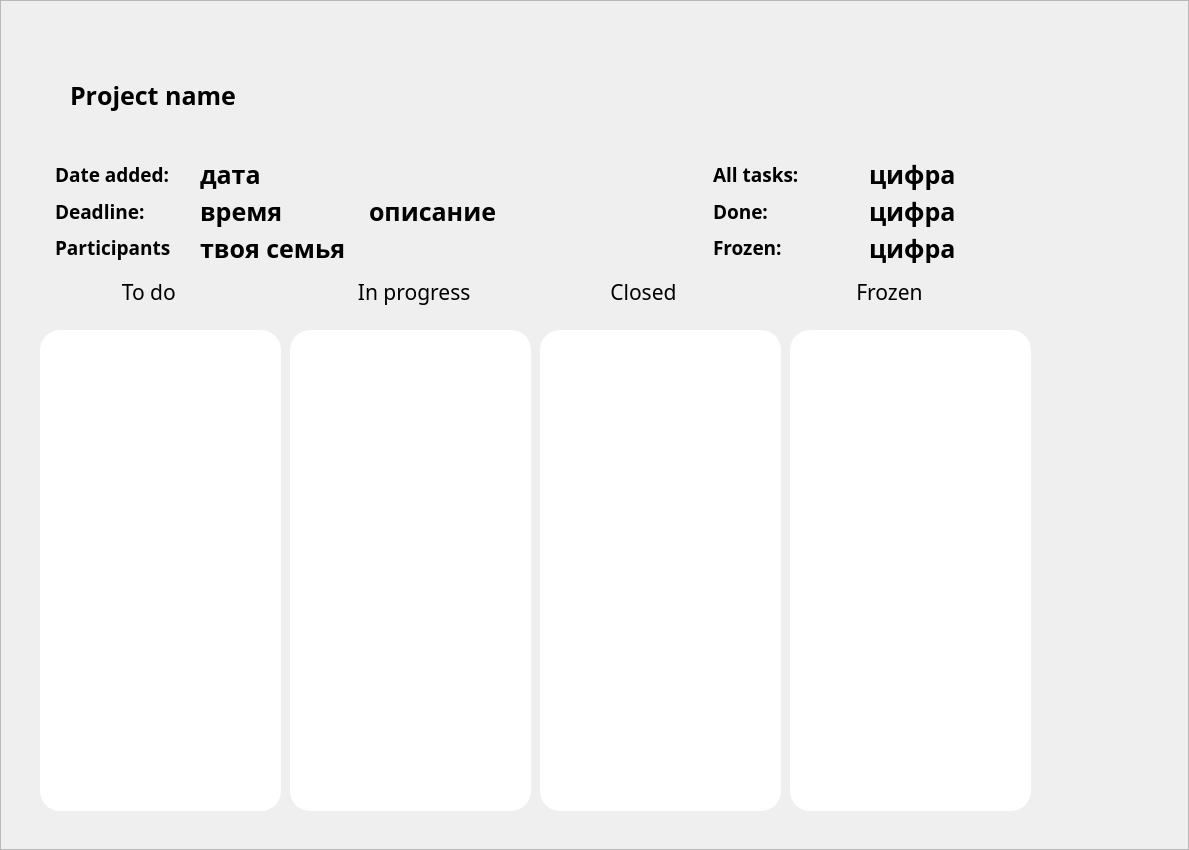
Before: the Qt Designer form ui/MainWindow1.0.ui in kiozet/TaskManagerWithAI, drawn with Qt 5.
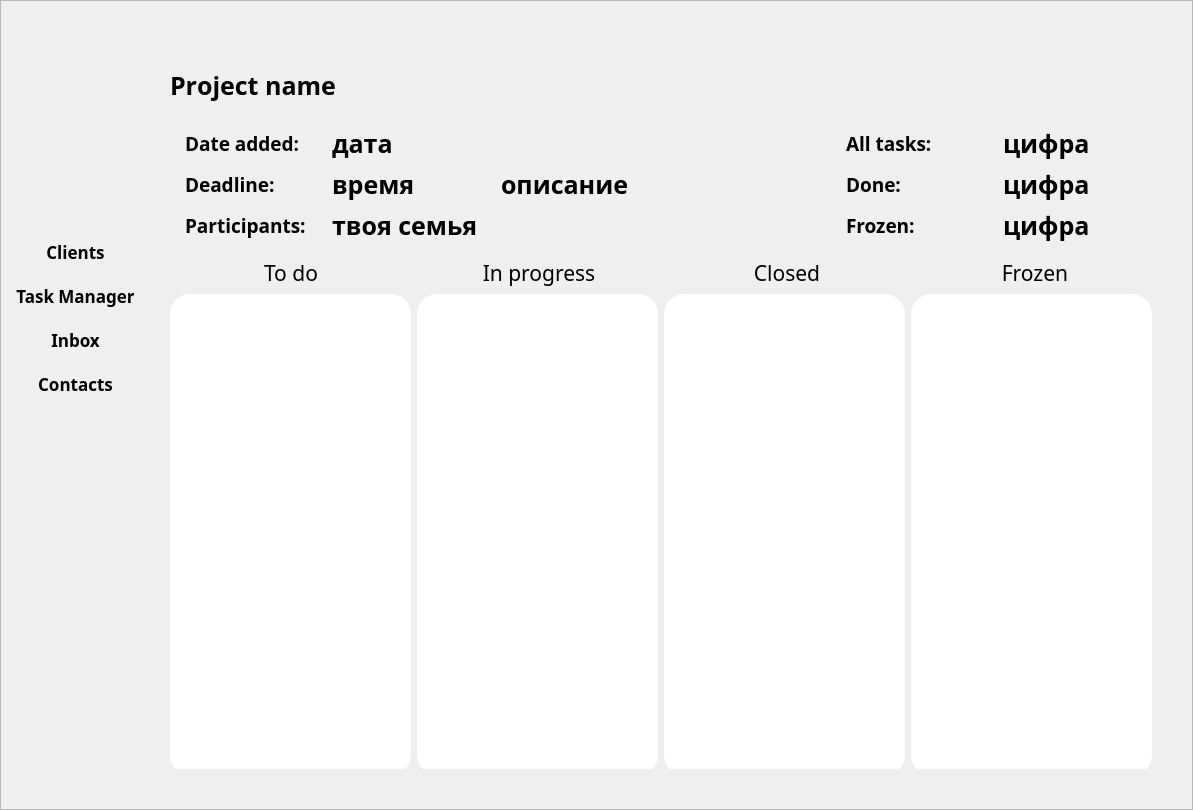
After: the same form once the commit is applied.

Commit message: Add left menu. Edit column size and their names.

```diff
--- a/ui/MainWindow1.0.ui
+++ b/ui/MainWindow1.0.ui
@@ -9,8 +9,8 @@
    <rect>
     <x>0</x>
     <y>0</y>
-    <width>1189</width>
-    <height>850</height>
+    <width>1193</width>
+    <height>810</height>
    </rect>
   </property>
   <property name="font">
@@ -34,14 +34,29 @@
   <property name="frameShadow">
    <enum>QFrame::Raised</enum>
   </property>
+  <widget class="QWidget" name="">
+   <property name="geometry">
+    <rect>
+     <x>170</x>
+     <y>60</y>
+     <width>986</width>
+     <height>709</height>
+    </rect>
+   </property>
+   <layout class="QVBoxLayout" name="verticalLayout_5">
+    <item>
   <widget class="QLabel" name="project_name_title">
-   <property name="geometry">
-    <rect>
-     <x>70</x>
-     <y>70</y>
+      <property name="minimumSize">
+       <size>
      <width>211</width>
      <height>51</height>
-    </rect>
+       </size>
+      </property>
+      <property name="maximumSize">
+       <size>
+        <width>211</width>
+        <height>51</height>
+       </size>
    </property>
    <property name="font">
     <font>
@@ -61,18 +76,14 @@
     <string>Project name</string>
    </property>
   </widget>
-  <widget class="QWidget" name="layoutWidget">
-   <property name="geometry">
-    <rect>
-     <x>40</x>
-     <y>150</y>
-     <width>981</width>
-     <height>122</height>
-    </rect>
-   </property>
+    </item>
+    <item>
    <layout class="QGridLayout" name="gridLayout">
     <item row="0" column="1">
      <widget class="QLabel" name="pr_description">
+        <property name="styleSheet">
+         <string notr="true"/>
+        </property>
       <property name="text">
        <string>описание</string>
       </property>
@@ -127,7 +138,7 @@
             </font>
            </property>
            <property name="text">
-            <string>Participants</string>
+              <string>Participants:</string>
            </property>
           </widget>
          </item>
@@ -260,70 +271,8 @@
      </widget>
     </item>
    </layout>
-  </widget>
-  <widget class="QLineEdit" name="lineEdit">
-   <property name="geometry">
-    <rect>
-     <x>40</x>
-     <y>330</y>
-     <width>241</width>
-     <height>481</height>
-    </rect>
-   </property>
-   <property name="styleSheet">
-    <string notr="true">Border-radius: 20px;
-</string>
-   </property>
-  </widget>
-  <widget class="QLineEdit" name="lineEdit_2">
-   <property name="geometry">
-    <rect>
-     <x>290</x>
-     <y>330</y>
-     <width>241</width>
-     <height>481</height>
-    </rect>
-   </property>
-   <property name="styleSheet">
-    <string notr="true">Border-radius: 20px;</string>
-   </property>
-  </widget>
-  <widget class="QLineEdit" name="lineEdit_3">
-   <property name="geometry">
-    <rect>
-     <x>540</x>
-     <y>330</y>
-     <width>241</width>
-     <height>481</height>
-    </rect>
-   </property>
-   <property name="styleSheet">
-    <string notr="true">Border-radius: 20px;
-</string>
-   </property>
-  </widget>
-  <widget class="QLineEdit" name="lineEdit_4">
-   <property name="geometry">
-    <rect>
-     <x>790</x>
-     <y>330</y>
-     <width>241</width>
-     <height>481</height>
-    </rect>
-   </property>
-   <property name="styleSheet">
-    <string notr="true">Border-radius: 20px;</string>
-   </property>
-  </widget>
-  <widget class="QWidget" name="layoutWidget">
-   <property name="geometry">
-    <rect>
-     <x>40</x>
-     <y>261</y>
-     <width>981</width>
-     <height>61</height>
-    </rect>
-   </property>
+    </item>
+    <item>
    <layout class="QHBoxLayout" name="horizontalLayout_3">
     <item>
      <widget class="QLabel" name="label_4">
@@ -336,7 +285,10 @@
        </font>
       </property>
       <property name="text">
-       <string>               To do</string>
+         <string>To do</string>
+        </property>
+        <property name="alignment">
+         <set>Qt::AlignCenter</set>
       </property>
      </widget>
     </item>
@@ -351,7 +303,10 @@
        </font>
       </property>
       <property name="text">
-       <string>             In progress</string>
+         <string>In progress</string>
+        </property>
+        <property name="alignment">
+         <set>Qt::AlignCenter</set>
       </property>
      </widget>
     </item>
@@ -370,7 +325,10 @@
 </string>
       </property>
       <property name="text">
-       <string>              Closed</string>
+         <string>Closed</string>
+        </property>
+        <property name="alignment">
+         <set>Qt::AlignCenter</set>
       </property>
      </widget>
     </item>
@@ -385,7 +343,194 @@
        </font>
       </property>
       <property name="text">
-       <string>              Frozen</string>
+         <string>Frozen</string>
+        </property>
+        <property name="alignment">
+         <set>Qt::AlignCenter</set>
+        </property>
+       </widget>
+      </item>
+     </layout>
+    </item>
+    <item>
+     <layout class="QHBoxLayout" name="horizontalLayout_4">
+      <item>
+       <widget class="QLineEdit" name="lineEdit">
+        <property name="minimumSize">
+         <size>
+          <width>241</width>
+          <height>481</height>
+         </size>
+        </property>
+        <property name="maximumSize">
+         <size>
+          <width>241</width>
+          <height>481</height>
+         </size>
+        </property>
+        <property name="styleSheet">
+         <string notr="true">Border-radius: 20px;
+</string>
+        </property>
+       </widget>
+      </item>
+      <item>
+       <widget class="QLineEdit" name="lineEdit_2">
+        <property name="minimumSize">
+         <size>
+          <width>241</width>
+          <height>481</height>
+         </size>
+        </property>
+        <property name="maximumSize">
+         <size>
+          <width>241</width>
+          <height>481</height>
+         </size>
+        </property>
+        <property name="styleSheet">
+         <string notr="true">Border-radius: 20px;</string>
+        </property>
+       </widget>
+      </item>
+      <item>
+       <widget class="QLineEdit" name="lineEdit_3">
+        <property name="minimumSize">
+         <size>
+          <width>241</width>
+          <height>481</height>
+         </size>
+        </property>
+        <property name="maximumSize">
+         <size>
+          <width>241</width>
+          <height>481</height>
+         </size>
+        </property>
+        <property name="styleSheet">
+         <string notr="true">Border-radius: 20px;
+</string>
+        </property>
+       </widget>
+      </item>
+      <item>
+       <widget class="QLineEdit" name="lineEdit_4">
+        <property name="minimumSize">
+         <size>
+          <width>241</width>
+          <height>481</height>
+         </size>
+        </property>
+        <property name="maximumSize">
+         <size>
+          <width>241</width>
+          <height>481</height>
+         </size>
+        </property>
+        <property name="styleSheet">
+         <string notr="true">Border-radius: 20px;</string>
+        </property>
+       </widget>
+      </item>
+     </layout>
+    </item>
+   </layout>
+  </widget>
+  <widget class="QWidget" name="">
+   <property name="enabled">
+    <bool>true</bool>
+   </property>
+   <property name="geometry">
+    <rect>
+     <x>-20</x>
+     <y>230</y>
+     <width>191</width>
+     <height>176</height>
+    </rect>
+   </property>
+   <property name="font">
+    <font>
+     <pointsize>13</pointsize>
+     <stylestrategy>PreferDefault</stylestrategy>
+    </font>
+   </property>
+   <layout class="QVBoxLayout" name="verticalLayout_6">
+    <item>
+     <widget class="QPushButton" name="pushButton">
+      <property name="enabled">
+       <bool>true</bool>
+      </property>
+      <property name="font">
+       <font>
+        <pointsize>13</pointsize>
+        <stylestrategy>PreferDefault</stylestrategy>
+       </font>
+      </property>
+      <property name="text">
+       <string>Clients</string>
+      </property>
+      <property name="autoDefault">
+       <bool>false</bool>
+      </property>
+      <property name="flat">
+       <bool>true</bool>
+      </property>
+     </widget>
+    </item>
+    <item>
+     <widget class="QPushButton" name="pushButton_2">
+      <property name="enabled">
+       <bool>true</bool>
+      </property>
+      <property name="font">
+       <font>
+        <pointsize>13</pointsize>
+        <stylestrategy>PreferDefault</stylestrategy>
+       </font>
+      </property>
+      <property name="text">
+       <string>Task Manager</string>
+      </property>
+      <property name="flat">
+       <bool>true</bool>
+      </property>
+     </widget>
+    </item>
+    <item>
+     <widget class="QPushButton" name="pushButton_3">
+      <property name="enabled">
+       <bool>true</bool>
+      </property>
+      <property name="font">
+       <font>
+        <pointsize>13</pointsize>
+        <stylestrategy>PreferDefault</stylestrategy>
+       </font>
+      </property>
+      <property name="text">
+       <string>Inbox</string>
+      </property>
+      <property name="flat">
+       <bool>true</bool>
+      </property>
+     </widget>
+    </item>
+    <item>
+     <widget class="QPushButton" name="pushButton_4">
+      <property name="enabled">
+       <bool>true</bool>
+      </property>
+      <property name="font">
+       <font>
+        <pointsize>13</pointsize>
+        <stylestrategy>PreferDefault</stylestrategy>
+       </font>
+      </property>
+      <property name="text">
+       <string>Contacts</string>
+      </property>
+      <property name="flat">
+       <bool>true</bool>
       </property>
      </widget>
     </item>
```
Lines whose indentation alone changed are shown as unchanged.
